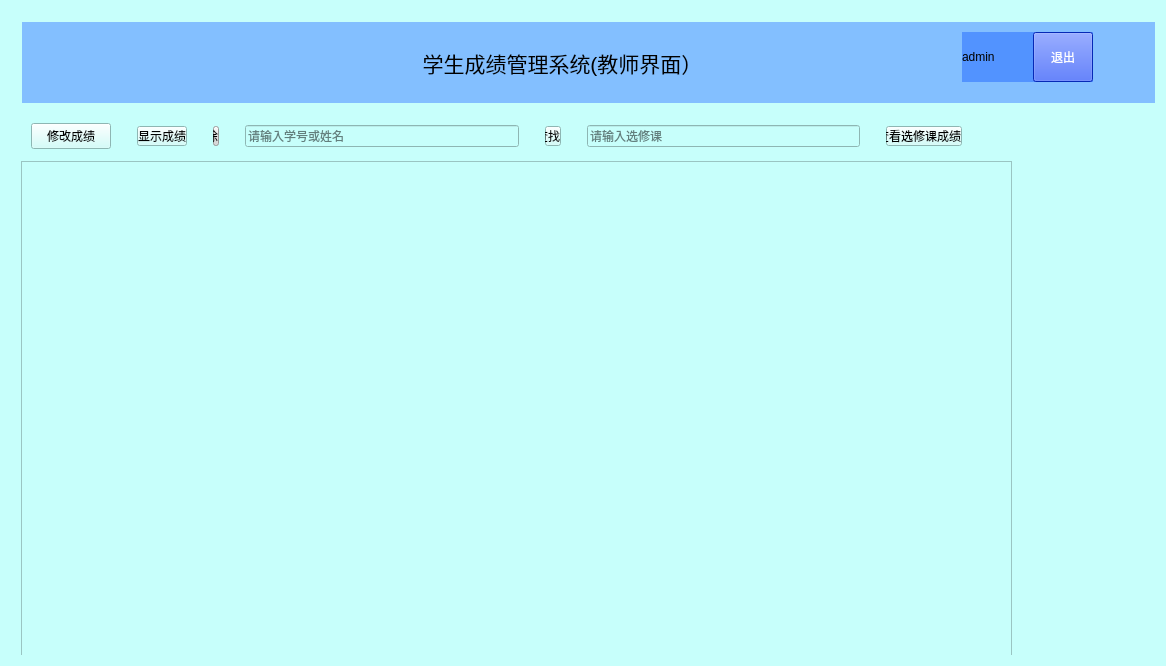
The window that Student_Mangement/teacherwindow.ui (mzhnx-go/Date-Structure-homework) describes before a commit, drawn with Qt 5.
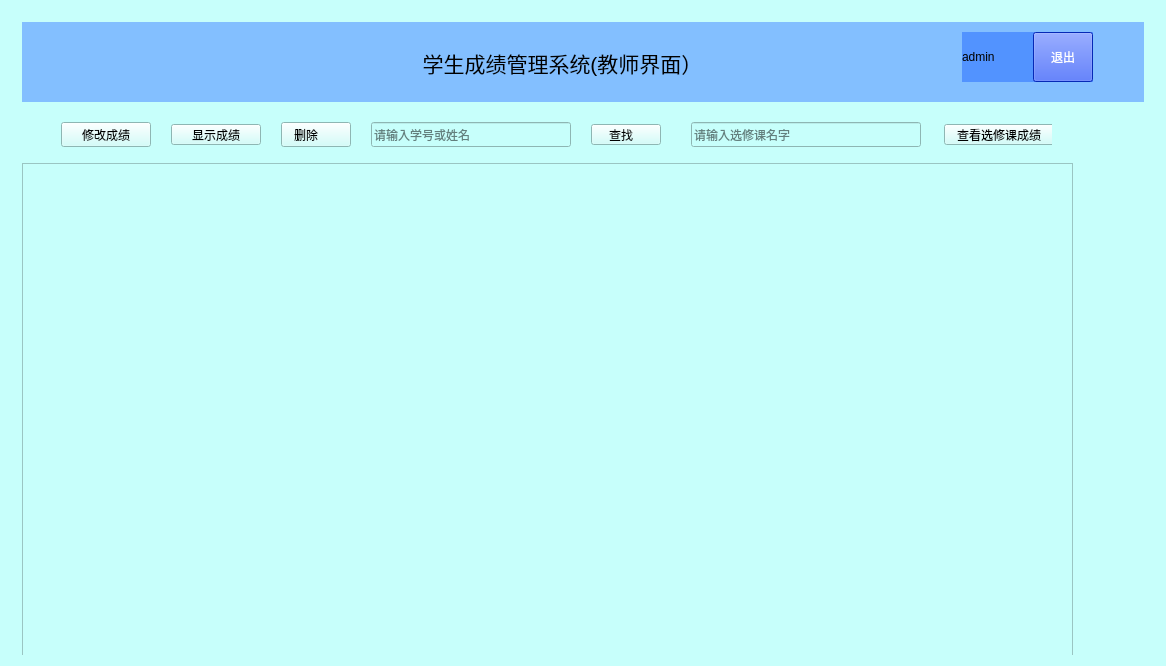
The same window after the commit. Icons and pictures are not drawn.

Diff of the .ui file:
```diff
--- a/Student_Mangement/teacherwindow.ui
+++ b/Student_Mangement/teacherwindow.ui
@@ -26,16 +26,22 @@
   <property name="styleSheet">
    <string notr="true">background-color: rgb(199, 255, 251);</string>
   </property>
-  <layout class="QVBoxLayout" name="verticalLayout">
-   <item>
     <widget class="QWidget" name="widget" native="true">
+   <property name="geometry">
+    <rect>
+     <x>11</x>
+     <y>11</y>
+     <width>1144</width>
+     <height>644</height>
+    </rect>
+   </property>
      <widget class="QWidget" name="widget_2" native="true">
       <property name="geometry">
        <rect>
         <x>11</x>
         <y>11</y>
-        <width>1196</width>
-        <height>81</height>
+      <width>1122</width>
+      <height>80</height>
        </rect>
       </property>
       <property name="minimumSize">
@@ -129,18 +135,40 @@
        </widget>
       </widget>
      </widget>
+   <widget class="QTableWidget" name="tableWidget">
+    <property name="geometry">
+     <rect>
+      <x>11</x>
+      <y>152</y>
+      <width>1051</width>
+      <height>501</height>
+     </rect>
+    </property>
+   </widget>
      <widget class="QWidget" name="widget_6" native="true">
       <property name="geometry">
        <rect>
-        <x>20</x>
+      <x>0</x>
         <y>100</y>
-        <width>931</width>
-        <height>50</height>
-       </rect>
-      </property>
-      <layout class="QHBoxLayout" name="horizontalLayout_3">
-       <item>
+      <width>1041</width>
+      <height>47</height>
+     </rect>
+    </property>
         <widget class="QPushButton" name="modify">
+     <property name="geometry">
+      <rect>
+       <x>50</x>
+       <y>11</y>
+       <width>90</width>
+       <height>25</height>
+      </rect>
+     </property>
+     <property name="minimumSize">
+      <size>
+       <width>50</width>
+       <height>20</height>
+      </size>
+     </property>
          <property name="text">
           <string>修改成绩</string>
          </property>
@@ -149,25 +177,15 @@
            <normaloff>:/res/修改.png</normaloff>:/res/修改.png</iconset>
          </property>
         </widget>
-       </item>
-       <item>
-        <spacer name="horizontalSpacer">
-         <property name="orientation">
-          <enum>Qt::Orientation::Horizontal</enum>
-         </property>
-         <property name="sizeType">
-          <enum>QSizePolicy::Policy::Fixed</enum>
-         </property>
-         <property name="sizeHint" stdset="0">
-          <size>
-           <width>20</width>
-           <height>10</height>
-          </size>
-         </property>
-        </spacer>
-       </item>
-       <item>
         <widget class="QPushButton" name="display">
+     <property name="geometry">
+      <rect>
+       <x>160</x>
+       <y>13</y>
+       <width>90</width>
+       <height>21</height>
+      </rect>
+     </property>
          <property name="styleSheet">
           <string notr="true">padding-left: -0px
 </string>
@@ -176,33 +194,29 @@
           <string>显示成绩</string>
          </property>
          <property name="icon">
-          <iconset resource="res.qrc">
-           <normaloff>:/刷新.png</normaloff>:/刷新.png</iconset>
-         </property>
-        </widget>
-       </item>
-       <item>
-        <spacer name="horizontalSpacer_2">
-         <property name="orientation">
-          <enum>Qt::Orientation::Horizontal</enum>
-         </property>
-         <property name="sizeType">
-          <enum>QSizePolicy::Policy::Fixed</enum>
-         </property>
-         <property name="sizeHint" stdset="0">
-          <size>
-           <width>20</width>
-           <height>20</height>
-          </size>
-         </property>
-        </spacer>
-       </item>
-       <item>
+      <iconset>
+       <normaloff>:/res/刷新.png</normaloff>:/res/刷新.png</iconset>
+     </property>
+    </widget>
         <widget class="QPushButton" name="delete_2">
+     <property name="geometry">
+      <rect>
+       <x>270</x>
+       <y>11</y>
+       <width>70</width>
+       <height>25</height>
+      </rect>
+     </property>
+     <property name="minimumSize">
+      <size>
+       <width>60</width>
+       <height>25</height>
+      </size>
+     </property>
          <property name="styleSheet">
           <string notr="true">padding-left: -20px;
         icon-align: left;   
- background-color: lightgray;</string>
+</string>
          </property>
          <property name="text">
           <string>删除</string>
@@ -213,53 +227,39 @@
          </property>
          <property name="iconSize">
           <size>
-           <width>40</width>
+       <width>70</width>
            <height>20</height>
           </size>
          </property>
         </widget>
-       </item>
-       <item>
-        <spacer name="horizontalSpacer_3">
-         <property name="orientation">
-          <enum>Qt::Orientation::Horizontal</enum>
-         </property>
-         <property name="sizeType">
-          <enum>QSizePolicy::Policy::Fixed</enum>
-         </property>
-         <property name="sizeHint" stdset="0">
-          <size>
-           <width>20</width>
-           <height>20</height>
-          </size>
-         </property>
-        </spacer>
-       </item>
-       <item>
         <widget class="QLineEdit" name="inputText">
+     <property name="geometry">
+      <rect>
+       <x>360</x>
+       <y>11</y>
+       <width>200</width>
+       <height>25</height>
+      </rect>
+     </property>
          <property name="placeholderText">
           <string>请输入学号或姓名</string>
          </property>
         </widget>
-       </item>
-       <item>
-        <spacer name="horizontalSpacer_4">
-         <property name="orientation">
-          <enum>Qt::Orientation::Horizontal</enum>
-         </property>
-         <property name="sizeType">
-          <enum>QSizePolicy::Policy::Fixed</enum>
-         </property>
-         <property name="sizeHint" stdset="0">
-          <size>
-           <width>20</width>
-           <height>20</height>
-          </size>
-         </property>
-        </spacer>
-       </item>
-       <item>
         <widget class="QPushButton" name="searchStu">
+     <property name="geometry">
+      <rect>
+       <x>580</x>
+       <y>13</y>
+       <width>70</width>
+       <height>21</height>
+      </rect>
+     </property>
+     <property name="minimumSize">
+      <size>
+       <width>40</width>
+       <height>20</height>
+      </size>
+     </property>
          <property name="styleSheet">
           <string notr="true">padding-left: -10px</string>
          </property>
@@ -277,51 +277,21 @@
           </size>
          </property>
         </widget>
-       </item>
-       <item>
-        <spacer name="horizontalSpacer_5">
-         <property name="orientation">
-          <enum>Qt::Orientation::Horizontal</enum>
-         </property>
-         <property name="sizeType">
-          <enum>QSizePolicy::Policy::Fixed</enum>
-         </property>
-         <property name="sizeHint" stdset="0">
-          <size>
-           <width>20</width>
-           <height>20</height>
-          </size>
-         </property>
-        </spacer>
-       </item>
-       <item>
-        <widget class="QLineEdit" name="inputCor">
-         <property name="readOnly">
-          <bool>false</bool>
-         </property>
-         <property name="placeholderText">
-          <string>请输入选修课</string>
-         </property>
-        </widget>
-       </item>
-       <item>
-        <spacer name="horizontalSpacer_6">
-         <property name="orientation">
-          <enum>Qt::Orientation::Horizontal</enum>
-         </property>
-         <property name="sizeType">
-          <enum>QSizePolicy::Policy::Fixed</enum>
-         </property>
-         <property name="sizeHint" stdset="0">
-          <size>
-           <width>20</width>
-           <height>20</height>
-          </size>
-         </property>
-        </spacer>
-       </item>
-       <item>
         <widget class="QPushButton" name="searchCor">
+     <property name="geometry">
+      <rect>
+       <x>933</x>
+       <y>13</y>
+       <width>120</width>
+       <height>21</height>
+      </rect>
+     </property>
+     <property name="maximumSize">
+      <size>
+       <width>16777</width>
+       <height>16777215</height>
+      </size>
+     </property>
          <property name="styleSheet">
           <string notr="true">padding-left: -10px</string>
          </property>
@@ -339,22 +309,21 @@
           </size>
          </property>
         </widget>
-       </item>
-      </layout>
-     </widget>
-     <widget class="QTableWidget" name="tableWidget">
+    <widget class="QLineEdit" name="lineEdit">
       <property name="geometry">
        <rect>
-        <x>10</x>
-        <y>150</y>
-        <width>991</width>
-        <height>501</height>
-       </rect>
-      </property>
-     </widget>
-    </widget>
-   </item>
-  </layout>
+       <x>680</x>
+       <y>11</y>
+       <width>230</width>
+       <height>25</height>
+      </rect>
+     </property>
+     <property name="placeholderText">
+      <string>请输入选修课名字</string>
+     </property>
+    </widget>
+   </widget>
+  </widget>
  </widget>
  <resources>
   <include location="res.qrc"/>
```
Left out of the diff: 11 changed lines with no effect on the pictures. Lines whose indentation alone changed are shown as unchanged.
